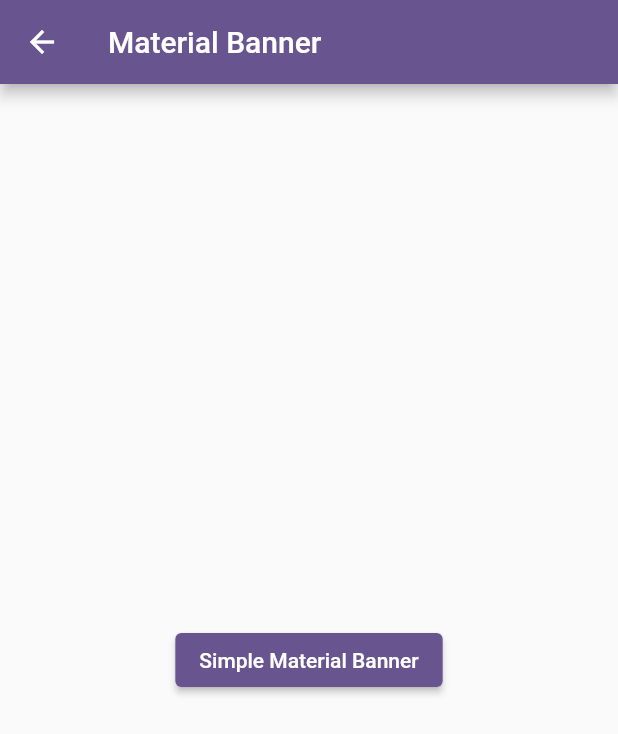
After one commit to celycodes/jornada_flutter, a Flutter app: the MaterialBannerPage screen opened by its route, after a tap on "Simple Material Banner", after a tap on "Cancelar", on a phone screen of 412 x 824 dp. The commit adds this screen. Shown: the top 734 px of the screen. Run offline on Flutter 3.47's test engine with Material 2 defaults, Android fonts, the phone set to English and light mode, and no system bars; our stand-ins replace device_preview.

Commit message:
material banner

```diff
--- a/flutter_fundamentos/lib/main.dart
+++ b/flutter_fundamentos/lib/main.dart
@@ -15,6 +15,7 @@ import 'pages/circle_avatar/circle_avatar_page.dart';
 import 'pages/container/container_page.dart';
 import 'pages/home/home_page.dart';
 import 'pages/layout_builder/layout_builder_page.dart';
+import 'pages/material_banner/material_banner_page.dart';
 import 'pages/media_query/media_query_page.dart';
 import 'pages/rows_columns/row_column_page.dart';
 import 'pages/scrolls/single_child_scroll_view_page.dart';
@@ -63,6 +64,7 @@ class MyApp extends StatelessWidget {
         AppRoutes.bottomNavigatorBar: (_) => const BottomNavigatorBarPage(),
         AppRoutes.circleAvatar: (_) => const CircleAvatarPage(),
         AppRoutes.colors: (_) => const ColorsPage(),
+        AppRoutes.materialBanner: (_) => const MaterialBannerPage(),
       },
     );
   }
--- /dev/null
+++ b/flutter_fundamentos/lib/pages/material_banner/material_banner_page.dart
@@ -0,0 +1,46 @@
+// ignore_for_file: avoid_print
+
+import 'package:flutter/material.dart';
+
+class MaterialBannerPage extends StatelessWidget {
+  const MaterialBannerPage({Key? key}) : super(key: key);
+
+  @override
+  Widget build(BuildContext context) {
+    return Scaffold(
+      appBar: AppBar(
+        title: const Text('Material Banner'),
+      ),
+      body: Center(
+        child: Column(
+          mainAxisAlignment: MainAxisAlignment.center,
+          children: [
+            ElevatedButton(
+              onPressed: () {
+                final materialBanner = MaterialBanner(
+                  content: const Text('Usuário salvo com sucesso'),
+                  backgroundColor: Colors.purpleAccent,
+                  actions: [
+                    TextButton(
+                        onPressed: () {
+                          ScaffoldMessenger.of(context)
+                              .hideCurrentMaterialBanner();
+                        },
+                        child: const Text('Cancelar'))
+                  ],
+                );
+                ScaffoldMessenger.of(context)
+                    .showMaterialBanner(materialBanner);
+
+                Future.delayed(const Duration(seconds: 2), () {
+                  ScaffoldMessenger.of(context).hideCurrentMaterialBanner();
+                });
+              },
+              child: const Text('Simple Material Banner'),
+            ),
+          ],
+        ),
+      ),
+    );
+  }
+}
--- a/flutter_fundamentos/lib/routes/app_routes.dart
+++ b/flutter_fundamentos/lib/routes/app_routes.dart
@@ -16,4 +16,5 @@ class AppRoutes {
   static const bottomNavigatorBar = '/bottom_navigator_bar';
   static const circleAvatar = '/circle_avatar';
   static const colors = '/colors';
+  static const materialBanner = '/material_banner';
 }
```
Also changed, not shown: flutter_fundamentos/lib/pages/home/home_page.dart (+21 -1 lines).
